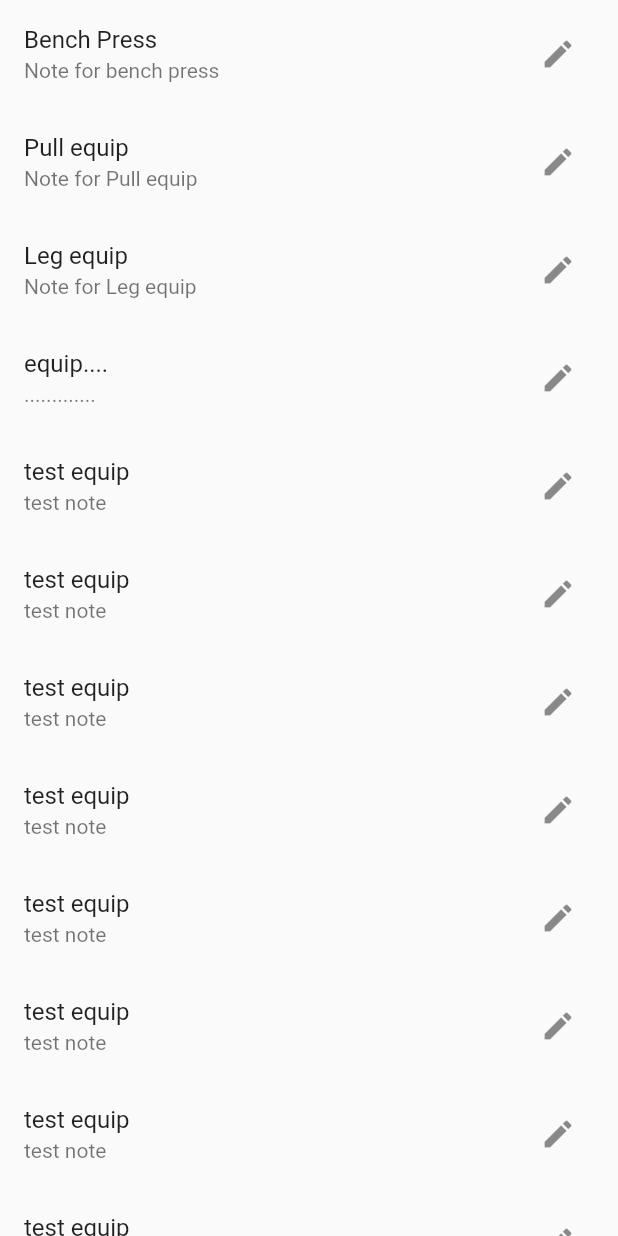
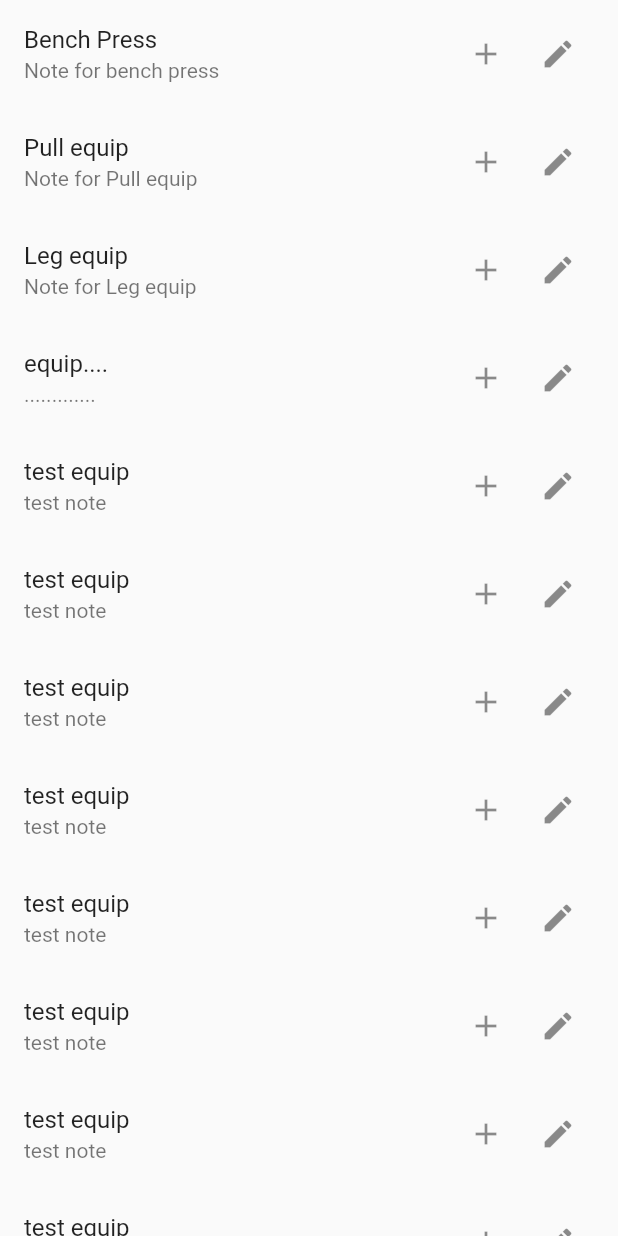
Before and after one commit to JDWorkoutApp/jd_workout_flutter, a Flutter app: the EquipList screen opened directly, on a phone screen of 412 x 824 dp. Run offline on Flutter 3.47's test engine with Material 2 defaults, Android fonts, the phone set to English and light mode, and no system bars; our stand-ins replace flutter_dotenv, fluttertoast, shared_preferences; accounts and stored records are empty.

Commit message:
Equip weights dialog

```diff
--- a/lib/list/equip_list.dart
+++ b/lib/list/equip_list.dart
@@ -1,6 +1,7 @@
 import 'package:flutter/material.dart';
 import 'package:workout_app/api/equip_api.dart';
 import 'package:workout_app/dialog/equip_form.dart';
+import 'package:workout_app/dialog/equip_weights_dialog.dart';
 import 'package:workout_app/utils/toast_helper.dart';
 
 class Item {
@@ -127,7 +128,19 @@ class _EquipListState extends State<EquipList> {
               child: ListTile(
                 title: Text(item.name),
                 subtitle: Text(item.note),
-                trailing: IconButton(
+                trailing: Row(
+                  mainAxisSize: MainAxisSize.min,
+                  children: [
+                    IconButton(
+                      icon: Icon(Icons.add),
+                      onPressed: () {
+                        showDialog(
+                            context: context,
+                            builder: (BuildContext context) => EquipWeightDialog()
+                        );
+                      },
+                    ),
+                    IconButton(
                   icon: Icon(Icons.edit),
                   onPressed: () {
                     showDialog(
```
Also changed, not shown: lib/dialog/equip_weights_dialog.dart (added, +66 -0 lines).
